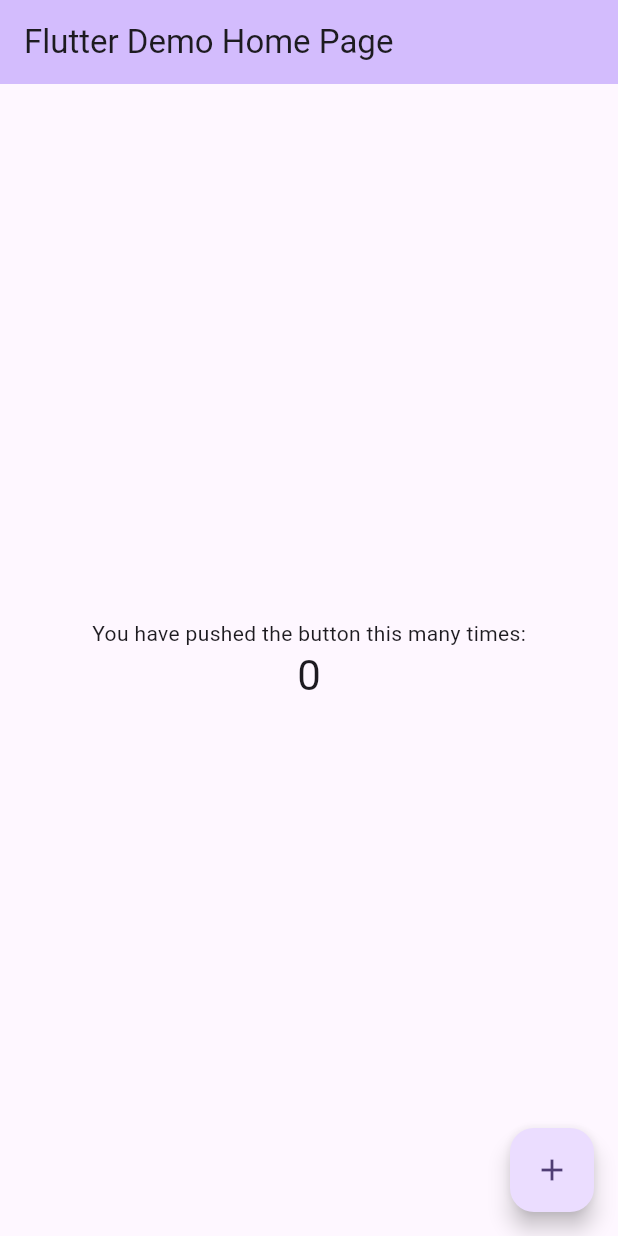
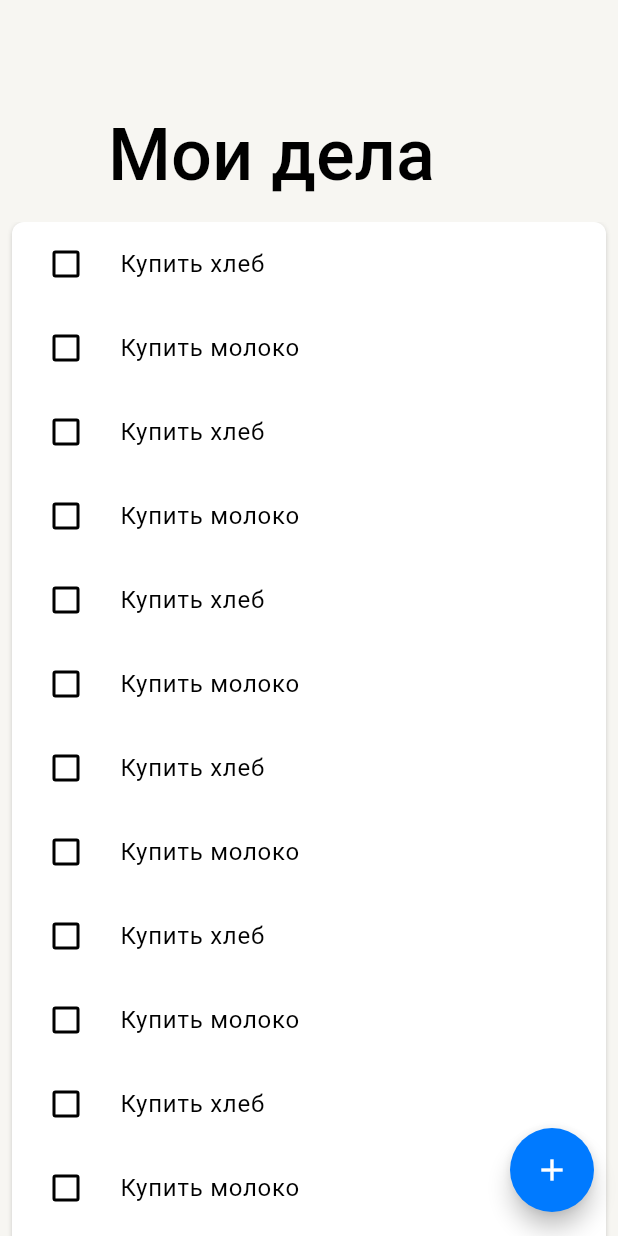
Before and after one commit to Strafe0/school_todo_list, a Flutter app: the screen it shows after launch, on a phone screen of 412 x 824 dp. Run offline on Flutter 3.47's test engine with Material 3 defaults, Android fonts, the phone set to English and light mode, and no system bars.

Commit message:
Created main screen

```diff
--- a/lib/main.dart
+++ b/lib/main.dart
@@ -1,4 +1,6 @@
 import 'package:flutter/material.dart';
+import 'package:school_todo_list/themes.dart';
+import 'package:school_todo_list/todo_list_screen.dart';
 
 void main() {
   runApp(const MyApp());
@@ -11,59 +13,9 @@ class MyApp extends StatelessWidget {
   Widget build(BuildContext context) {
     return MaterialApp(
       title: 'Flutter Demo',
-      theme: ThemeData(
-        colorScheme: ColorScheme.fromSeed(seedColor: Colors.deepPurple),
-        useMaterial3: true,
-      ),
-      home: const MyHomePage(title: 'Flutter Demo Home Page'),
+      theme: lightTheme,
+      darkTheme: darkTheme,
+      home: const TodoListScreen(),
     );
   }
 }
-
-class MyHomePage extends StatefulWidget {
-  const MyHomePage({super.key, required this.title});
-
-  final String title;
-
-  @override
-  State<MyHomePage> createState() => _MyHomePageState();
-}
-
-class _MyHomePageState extends State<MyHomePage> {
-  int _counter = 0;
-
-  void _incrementCounter() {
-    setState(() {
-      _counter++;
-    });
-  }
-
-  @override
-  Widget build(BuildContext context) {
-    return Scaffold(
-      appBar: AppBar(
-        backgroundColor: Theme.of(context).colorScheme.inversePrimary,
-        title: Text(widget.title),
-      ),
-      body: Center(
-        child: Column(
-          mainAxisAlignment: MainAxisAlignment.center,
-          children: <Widget>[
-            const Text(
-              'You have pushed the button this many times:',
-            ),
-            Text(
-              '$_counter',
-              style: Theme.of(context).textTheme.headlineMedium,
-            ),
-          ],
-        ),
-      ),
-      floatingActionButton: FloatingActionButton(
-        onPressed: _incrementCounter,
-        tooltip: 'Increment',
-        child: const Icon(Icons.add),
-      ),
-    );
-  }
-}
--- /dev/null
+++ b/lib/todo_list_screen.dart
@@ -0,0 +1,112 @@
+import 'package:flutter/material.dart';
+import 'package:school_todo_list/themes.dart';
+
+final todos = List.generate(
+    30, (index) => index % 2 == 0 ? 'Купить хлеб' : 'Купить молоко');
+
+class TodoListScreen extends StatelessWidget {
+  const TodoListScreen({super.key});
+
+  @override
+  Widget build(BuildContext context) {
+    return SafeArea(
+      child: Scaffold(
+        backgroundColor: Theme.of(context).colorScheme.surface,
+        body: CustomScrollView(
+          slivers: [
+            SliverAppBar(
+              pinned: true,
+              expandedHeight: 148,
+              collapsedHeight: 88,
+              elevation: 4,
+              shadowColor: Colors.grey,
+              surfaceTintColor: Colors.transparent,
+              flexibleSpace: FlexibleSpaceBar(
+                title: Text(
+                      "Мои дела",
+                      style: Theme.of(context).textTheme.titleLarge,
+                    ),
+              ),
+            ),
+            SliverPadding(
+              padding: const EdgeInsets.only(left: 8.0, right: 8.0, bottom: 28,),
+              sliver: DecoratedSliver(
+                decoration: BoxDecoration(
+                  borderRadius: BorderRadius.circular(8),
+                  color: Theme.of(context).colorScheme.surfaceContainer,
+                  boxShadow: const [
+                    BoxShadow(
+                      offset: Offset(0, 2),
+                      blurRadius: 2.0,
+                      blurStyle: BlurStyle.normal,
+                      color: shadow12,
+                    ),
+                    BoxShadow(
+                      offset: Offset(0, 0),
+                      blurRadius: 2.0,
+                      blurStyle: BlurStyle.normal,
+                      color: shadow6,
+                    ),
+                  ],
+                ),
+                sliver: SliverList(
+                  delegate: SliverChildBuilderDelegate(
+                    (BuildContext context, int index) {
+                      return Dismissible(
+                        key: ValueKey(todos[index]),
+                        direction: DismissDirection.horizontal,
+                        background: Container(
+                          color: Theme.of(context).colorScheme.secondary,
+                          child: Align(
+                            alignment: Alignment.centerLeft,
+                            child: Padding(
+                              padding: const EdgeInsets.only(left: 24.0),
+                              child: Icon(
+                                Icons.check,
+                                color: Theme.of(context).colorScheme.onSecondary,
+                              ),
+                            ),
+                          ),
+                        ),
+                        secondaryBackground: Container(
+                          color: Theme.of(context).colorScheme.error,
+                          child: Align(
+                            alignment: Alignment.centerRight,
+                            child: Padding(
+                              padding: const EdgeInsets.only(right: 24.0),
+                              child: Icon(
+                                Icons.delete,
+                                color: Theme.of(context).colorScheme.onSecondary,
+                              ),
+                            ),
+                          ),
+                        ),
+                        onDismissed: (direction) {
+                          debugPrint("Dismissible direction: $direction");
+                        },
+                        confirmDismiss: (direction) {
+                          return Future.value(false);
+                        },
+                        child: CheckboxListTile(
+                          controlAffinity: ListTileControlAffinity.leading,
+                          value: false,
+                          onChanged: (bool? value) {},
+                          title: Text(todos[index]),
+                        ),
+                      );
+                    },
+                    childCount: todos.length,
+                  ),
+                ),
+              ),
+            ),
+          ],
+        ),
+        floatingActionButton: const FloatingActionButton(
+          onPressed: null,
+          child: Icon(Icons.add),
+        ),
+      ),
+    );
+  }
+}
```
